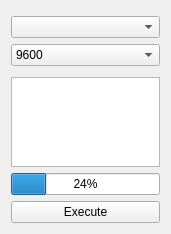
Above: src/windows/gcode-player.ui from flux3dp/swiftray before the change. Below: the same form after it.
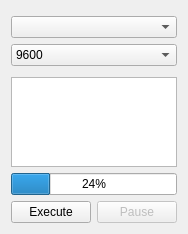
That is the form after the change.

What changed in the file:
```diff
--- a/src/windows/gcode-player.ui
+++ b/src/windows/gcode-player.ui
@@ -89,6 +89,11 @@
     </widget>
    </item>
    <item>
+    <layout class="QHBoxLayout" name="horizontalLayout">
+     <property name="bottomMargin">
+      <number>0</number>
+     </property>
+     <item>
     <widget class="QPushButton" name="executeBtn">
      <property name="enabled">
       <bool>true</bool>
@@ -97,6 +102,18 @@
       <string>Execute</string>
      </property>
     </widget>
+     </item>
+     <item>
+      <widget class="QPushButton" name="pauseBtn">
+       <property name="enabled">
+        <bool>false</bool>
+       </property>
+       <property name="text">
+        <string>Pause</string>
+       </property>
+      </widget>
+     </item>
+    </layout>
    </item>
   </layout>
  </widget>
```
Lines whose indentation alone changed are shown as unchanged.
